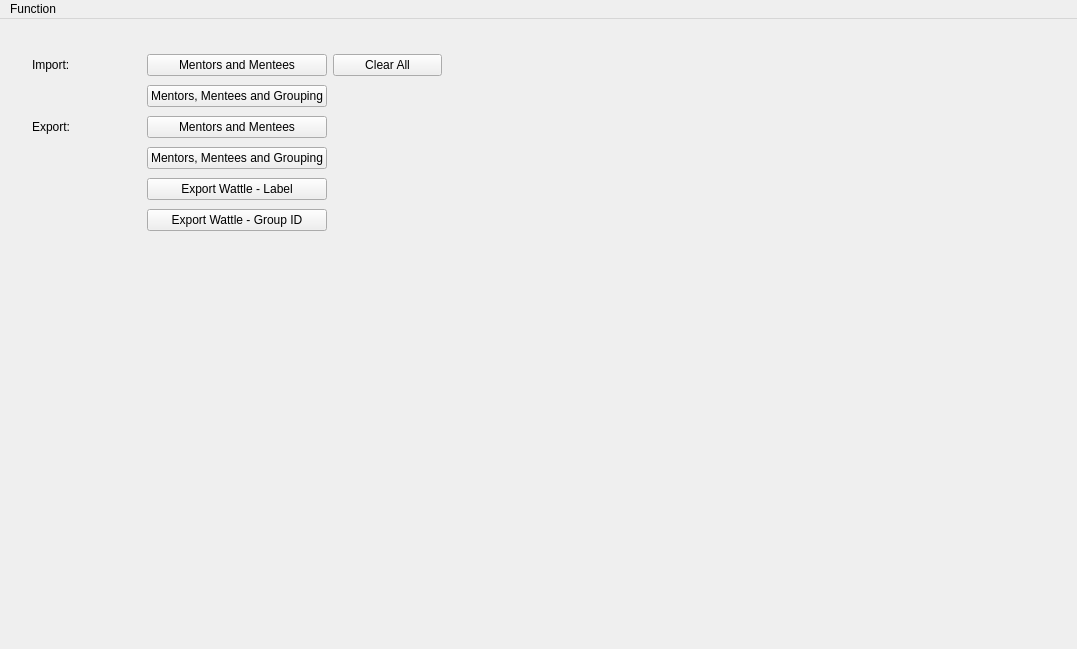
First picture: the form in Menters-and-Mentees-Matching-Program/mainwindow.ui, repository shuanglengyunji/Menters-and-Mentees-Matching-Program, before the edit.
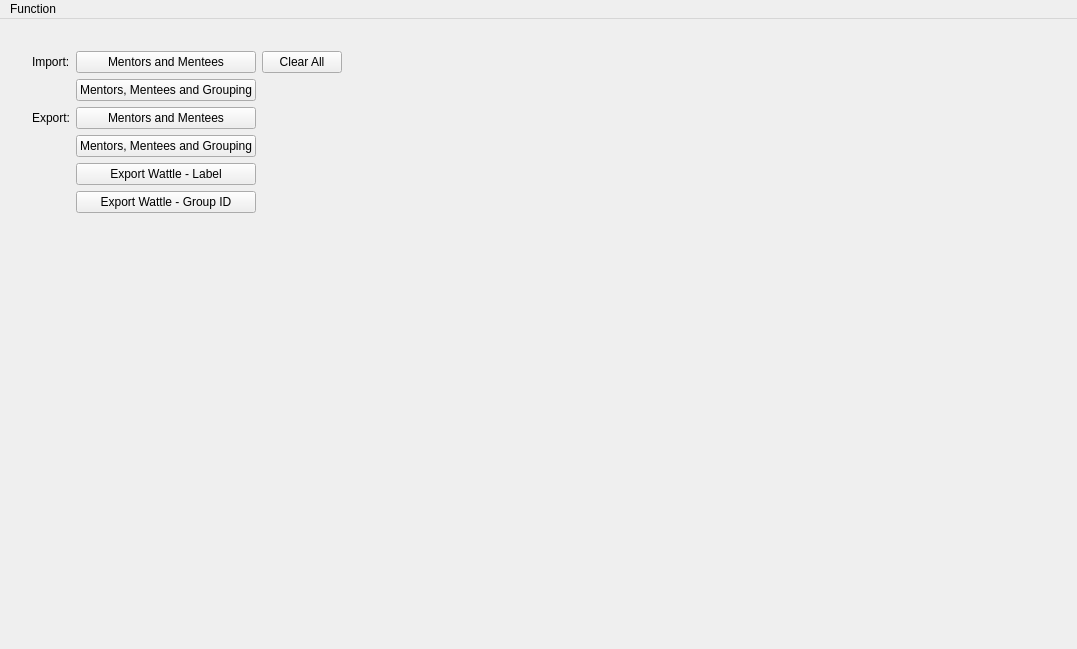
Second picture: the form after the edit. The open tabs and pages were chosen to show the change. Icons and pictures are not drawn.

Diff of the .ui file:
```diff
--- a/Menters-and-Mentees-Matching-Program/mainwindow.ui
+++ b/Menters-and-Mentees-Matching-Program/mainwindow.ui
@@ -47,15 +47,15 @@
            <rect>
             <x>10</x>
             <y>10</y>
-            <width>432</width>
-            <height>205</height>
+            <width>333</width>
+            <height>216</height>
            </rect>
           </property>
           <layout class="QGridLayout" name="gridLayout_7">
-           <item row="1" column="1">
-            <widget class="QPushButton" name="pushButton_manage_import_match">
+           <item row="0" column="0">
+            <widget class="QLabel" name="label_import">
              <property name="text">
-              <string>Mentors, Mentees and Grouping</string>
+              <string>Import:</string>
              </property>
             </widget>
            </item>
@@ -66,6 +66,54 @@
              </property>
             </widget>
            </item>
+           <item row="1" column="1">
+            <widget class="QPushButton" name="pushButton_manage_import_match">
+             <property name="text">
+              <string>Mentors, Mentees and Grouping</string>
+             </property>
+            </widget>
+           </item>
+           <item row="0" column="2">
+            <widget class="QPushButton" name="pushButton_manage_clear">
+             <property name="text">
+              <string>Clear All</string>
+             </property>
+            </widget>
+           </item>
+           <item row="3" column="1">
+            <widget class="QPushButton" name="pushButton_manage_export_match">
+             <property name="text">
+              <string>Mentors, Mentees and Grouping</string>
+             </property>
+            </widget>
+           </item>
+           <item row="6" column="1">
+            <spacer name="verticalSpacer_2">
+             <property name="orientation">
+              <enum>Qt::Vertical</enum>
+             </property>
+             <property name="sizeHint" stdset="0">
+              <size>
+               <width>20</width>
+               <height>40</height>
+              </size>
+             </property>
+            </spacer>
+           </item>
+           <item row="2" column="1">
+            <widget class="QPushButton" name="pushButton_manage_export">
+             <property name="text">
+              <string>Mentors and Mentees</string>
+             </property>
+            </widget>
+           </item>
+           <item row="2" column="0">
+            <widget class="QLabel" name="label_export">
+             <property name="text">
+              <string>Export:</string>
+             </property>
+            </widget>
+           </item>
            <item row="0" column="1">
             <widget class="QPushButton" name="pushButton_manage_import">
              <property name="font">
@@ -79,12 +127,18 @@
              </property>
             </widget>
            </item>
-           <item row="3" column="1">
-            <widget class="QPushButton" name="pushButton_manage_export_match">
-             <property name="text">
-              <string>Mentors, Mentees and Grouping</string>
+           <item row="0" column="3">
+            <spacer name="horizontalSpacer_4">
+             <property name="orientation">
+              <enum>Qt::Horizontal</enum>
              </property>
-            </widget>
+             <property name="sizeHint" stdset="0">
+              <size>
+               <width>40</width>
+               <height>20</height>
+              </size>
+             </property>
+            </spacer>
            </item>
            <item row="5" column="1">
             <widget class="QPushButton" name="pushButton_manage_export_wattle_2">
@@ -93,34 +147,6 @@
              </property>
             </widget>
            </item>
-           <item row="0" column="3">
-            <widget class="QPushButton" name="pushButton_manage_clear">
-             <property name="text">
-              <string>Clear All</string>
-             </property>
-            </widget>
-           </item>
-           <item row="2" column="1">
-            <widget class="QPushButton" name="pushButton_manage_export">
-             <property name="text">
-              <string>Mentors and Mentees</string>
-             </property>
-            </widget>
-           </item>
-           <item row="0" column="0">
-            <widget class="QLabel" name="label">
-             <property name="text">
-              <string>Import:</string>
-             </property>
-            </widget>
-           </item>
-           <item row="2" column="0">
-            <widget class="QLabel" name="label_2">
-             <property name="text">
-              <string>Export:</string>
-             </property>
-            </widget>
-           </item>
           </layout>
          </widget>
         </widget>
```
Left out of the diff: 4 changed lines with no effect on the pictures.
